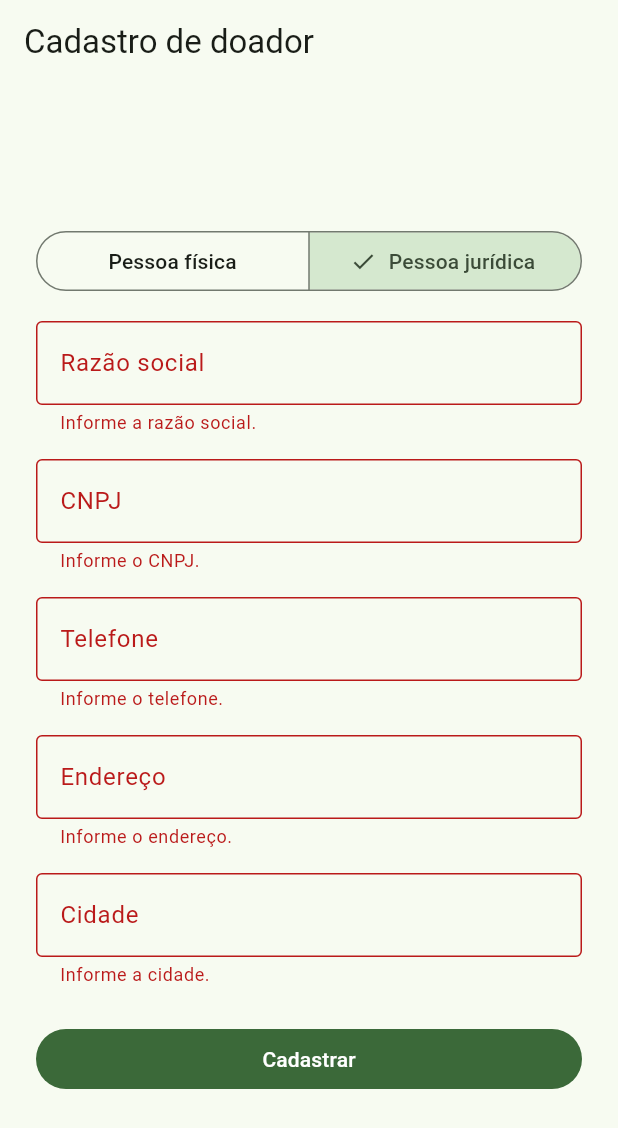
After one commit to DevSchoof/DOA-interface, a Flutter app: the RegisterDonorScreen screen opened by its route, after a tap on "Pessoa jurídica", after a tap on "Cadastrar", on a phone screen of 412 x 824 dp. The commit adds this screen. Shown: the top 1128 px of the screen. Run offline on Flutter 3.47's test engine with Material 3 defaults, Android fonts, the phone set to English and light mode, and no system bars; our stand-ins replace flutter_secure_storage, go_router; accounts and stored records are empty.

Commit message:
feat: cadastro de doador PF/PJ com validação de CPF e CNPJ (PB-004)

```diff
--- a/lib/main.dart
+++ b/lib/main.dart
@@ -4,6 +4,8 @@ import 'package:provider/provider.dart';
 import 'providers/auth_provider.dart';
 import 'router.dart';
 import 'services/auth_service.dart';
+import 'services/donor_service.dart';
+import 'services/mock_donor_service.dart';
 import 'services/mock_auth_service.dart';
 import 'services/session_storage.dart';
 
@@ -19,6 +21,7 @@ Future<void> main() async {
     MultiProvider(
       providers: [
         Provider<AuthService>.value(value: authService),
+        Provider<DonorService>.value(value: MockDonorService()),
         ChangeNotifierProvider<AuthProvider>.value(value: auth),
       ],
       child: const DoaApp(),
--- a/lib/router.dart
+++ b/lib/router.dart
@@ -4,6 +4,7 @@ import 'models/models.dart';
 import 'providers/auth_provider.dart';
 import 'screens/home_screen.dart';
 import 'screens/login_screen.dart';
+import 'screens/register_donor_screen.dart';
 import 'screens/register_user_screen.dart';
 
 GoRouter createRouter(AuthProvider auth) => GoRouter(
@@ -20,6 +21,12 @@ GoRouter createRouter(AuthProvider auth) => GoRouter(
     if (location == '/users/new' && auth.user?.role != UserRole.admin) {
       return '/home';
     }
+
+    // Cadastro de doador só para o perfil Doador.
+    if (location == '/donors/new' && auth.user?.role != UserRole.donor) {
+      return '/home';
+    }
+
     return null;
   },
   routes: [
@@ -29,5 +36,9 @@ GoRouter createRouter(AuthProvider auth) => GoRouter(
       path: '/users/new',
       builder: (context, state) => const RegisterUserScreen(),
     ),
+    GoRoute(
+      path: '/donors/new',
+      builder: (context, state) => const RegisterDonorScreen(),
+    ),
   ],
 );
--- /dev/null
+++ b/lib/screens/register_donor_screen.dart
@@ -0,0 +1,217 @@
+import 'package:flutter/material.dart';
+import 'package:go_router/go_router.dart';
+import 'package:provider/provider.dart';
+
+import '../models/models.dart';
+import '../providers/auth_provider.dart';
+import '../services/auth_service.dart';
+import '../services/donor_service.dart';
+import '../utils/document_validator.dart';
+
+class RegisterDonorScreen extends StatefulWidget {
+  const RegisterDonorScreen({super.key});
+
+  @override
+  State<RegisterDonorScreen> createState() => _RegisterDonorScreenState();
+}
+
+class _RegisterDonorScreenState extends State<RegisterDonorScreen> {
+  final _formKey = GlobalKey<FormState>();
+  final _nameController = TextEditingController();
+  final _documentController = TextEditingController();
+  final _phoneController = TextEditingController();
+  final _addressController = TextEditingController();
+  final _cityController = TextEditingController();
+
+  PersonType _type = PersonType.individual;
+  bool _isLoading = false;
+  String? _error;
+
+  bool get _isIndividual => _type == PersonType.individual;
+
+  @override
+  void dispose() {
+    _nameController.dispose();
+    _documentController.dispose();
+    _phoneController.dispose();
+    _addressController.dispose();
+    _cityController.dispose();
+    super.dispose();
+  }
+
+  String? _required(String? value, String message) =>
+      (value == null || value.trim().isEmpty) ? message : null;
+
+  Future<void> _submit() async {
+    if (!_formKey.currentState!.validate()) return;
+
+    final service = context.read<DonorService>();
+    final userId = context.read<AuthProvider>().user!.id;
+
+    setState(() {
+      _isLoading = true;
+      _error = null;
+    });
+
+    try {
+      await service.registerDonor(
+        userId: userId,
+        personType: _type,
+        name: _nameController.text.trim(),
+        document: onlyDigits(_documentController.text),
+        phone: onlyDigits(_phoneController.text),
+        address: _addressController.text.trim(),
+        city: _cityController.text.trim(),
+      );
+      if (!mounted) return;
+
+      ScaffoldMessenger.of(context).showSnackBar(
+        const SnackBar(content: Text('Cadastro de doador concluído.')),
+      );
+      context.pop();
+    } on AuthException catch (e) {
+      if (mounted) setState(() => _error = e.message);
+    } catch (_) {
+      if (mounted) {
+        setState(() => _error = 'Não foi possível cadastrar. Tente novamente.');
+      }
+    } finally {
+      if (mounted) setState(() => _isLoading = false);
+    }
+  }
+
+  @override
+  Widget build(BuildContext context) {
+    final documentLabel = _isIndividual ? 'CPF' : 'CNPJ';
+
+    return Scaffold(
+      appBar: AppBar(title: const Text('Cadastro de doador')),
+      body: Center(
+        child: ConstrainedBox(
+          constraints: const BoxConstraints(maxWidth: 480),
+          child: SingleChildScrollView(
+            padding: const EdgeInsets.all(24),
+            child: Form(
+              key: _formKey,
+              child: Column(
+                crossAxisAlignment: CrossAxisAlignment.stretch,
+                children: [
+                  SegmentedButton<PersonType>(
+                    segments: const [
+                      ButtonSegment(
+                        value: PersonType.individual,
+                        label: Text('Pessoa física'),
+                      ),
+                      ButtonSegment(
+                        value: PersonType.company,
+                        label: Text('Pessoa jurídica'),
+                      ),
+                    ],
+                    selected: {_type},
+                    onSelectionChanged: (selection) => setState(() {
+                      _type = selection.first;
+                      _documentController.clear();
+                    }),
+                  ),
+                  const SizedBox(height: 16),
+                  TextFormField(
+                    controller: _nameController,
+                    decoration: InputDecoration(
+                      labelText: _isIndividual
+                          ? 'Nome completo'
+                          : 'Razão social',
+                      border: const OutlineInputBorder(),
+                    ),
+                    validator: (v) => _required(
+                      v,
+                      _isIndividual
+                          ? 'Informe o nome.'
+                          : 'Informe a razão social.',
+                    ),
+                  ),
+                  const SizedBox(height: 16),
+                  TextFormField(
+                    controller: _documentController,
+                    keyboardType: TextInputType.number,
+                    decoration: InputDecoration(
+                      labelText: documentLabel,
+                      hintText: _isIndividual
+                          ? '000.000.000-00'
+                          : '00.000.000/0000-00',
+                      border: const OutlineInputBorder(),
+                    ),
+                    validator: (v) {
+                      if (onlyDigits(v ?? '').isEmpty) {
+                        return 'Informe o $documentLabel.';
+                      }
+                      final valid = _isIndividual
+                          ? isValidCpf(v!)
+                          : isValidCnpj(v!);
+                      return valid ? null : '$documentLabel inválido.';
+                    },
+                  ),
+                  const SizedBox(height: 16),
+                  TextFormField(
+                    controller: _phoneController,
+                    keyboardType: TextInputType.phone,
+                    decoration: const InputDecoration(
+                      labelText: 'Telefone',
+                      hintText: '(11) 99999-8888',
+                      border: OutlineInputBorder(),
+                    ),
+                    validator: (v) {
+                      final digits = onlyDigits(v ?? '');
+                      if (digits.isEmpty) return 'Informe o telefone.';
+                      if (digits.length < 10 || digits.length > 11) {
+                        return 'Telefone inválido.';
+                      }
+                      return null;
+                    },
+                  ),
+                  const SizedBox(height: 16),
+                  TextFormField(
+                    controller: _addressController,
+                    decoration: const InputDecoration(
+                      labelText: 'Endereço',
+                      border: OutlineInputBorder(),
+                    ),
+                    validator: (v) => _required(v, 'Informe o endereço.'),
+                  ),
+                  const SizedBox(height: 16),
+                  TextFormField(
+                    controller: _cityController,
+                    decoration: const InputDecoration(
+                      labelText: 'Cidade',
+                      border: OutlineInputBorder(),
+                    ),
+                    validator: (v) => _required(v, 'Informe a cidade.'),
+                  ),
+                  if (_error != null) ...[
+                    const SizedBox(height: 16),
+                    Text(
+                      _error!,
+                      style: TextStyle(
+                        color: Theme.of(context).colorScheme.error,
+                      ),
+                    ),
+                  ],
+                  const SizedBox(height: 24),
+                  FilledButton(
+                    onPressed: _isLoading ? null : _submit,
+                    child: _isLoading
+                        ? const SizedBox(
+                            height: 20,
+                            width: 20,
+                            child: CircularProgressIndicator(strokeWidth: 2),
+                          )
+                        : const Text('Cadastrar'),
+                  ),
+                ],
+              ),
+            ),
+          ),
+        ),
+      ),
+    );
+  }
+}
```
Also changed, not shown: lib/screens/home_screen.dart (+8 -0 lines), lib/utils/document_validator.dart (added, +36 -0 lines), 2 other files.
